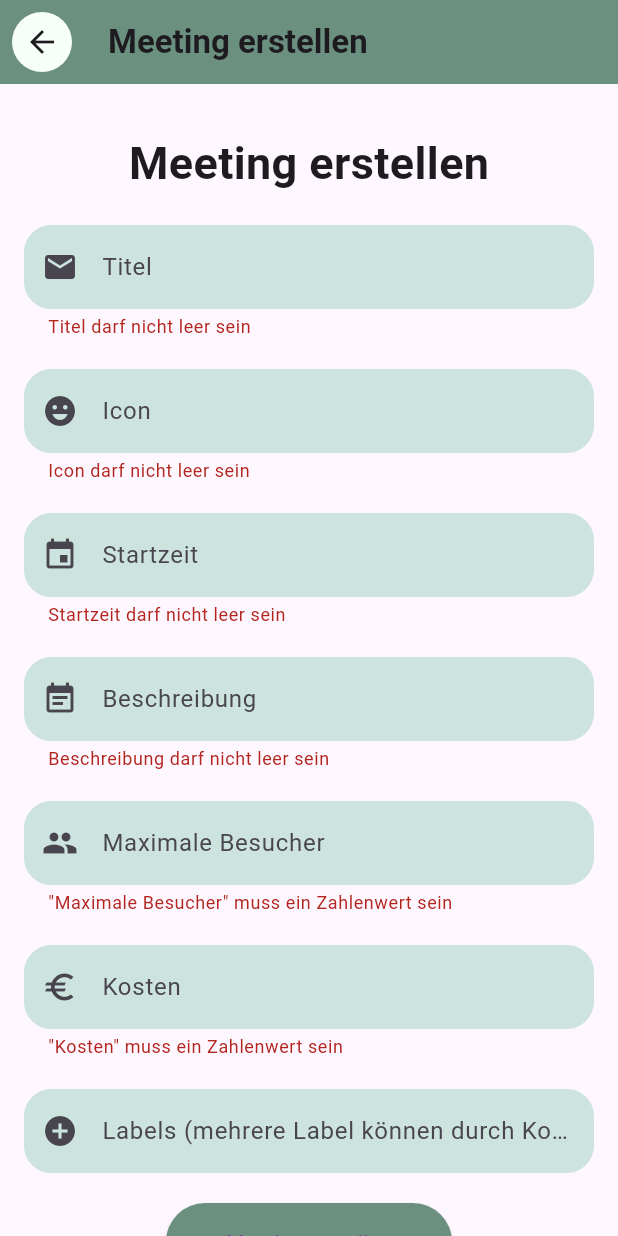
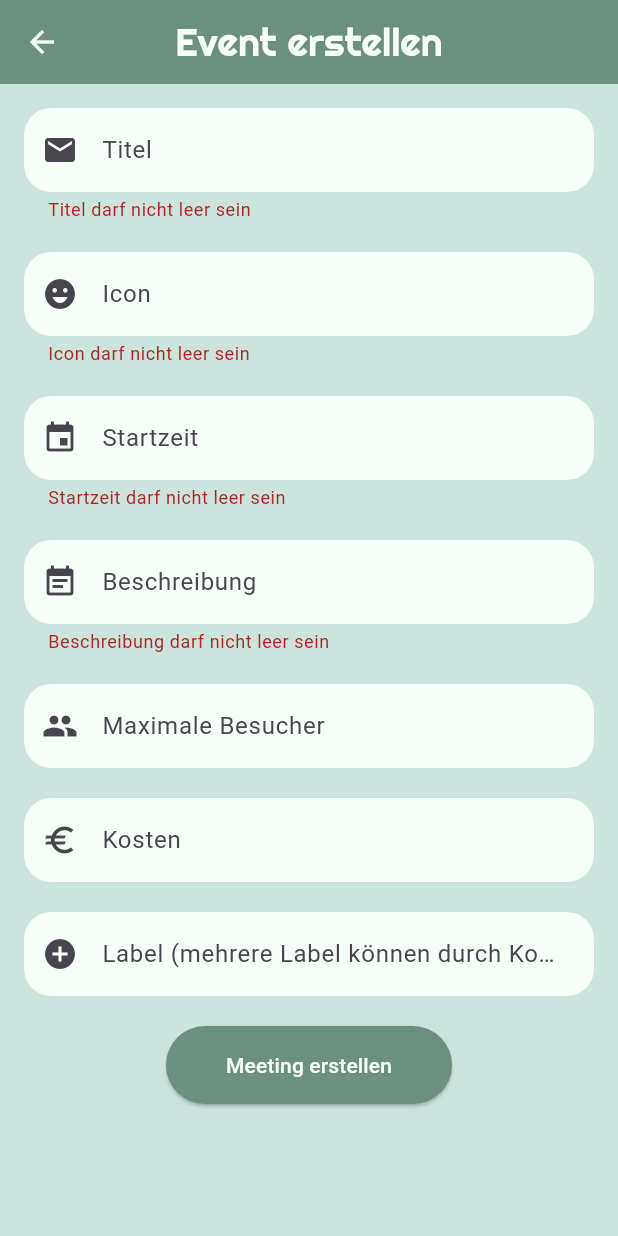
Before and after one commit to mclovin108/mUNIted, a Flutter app: the CreateMeetingPage screen opened by its route, after a tap on "Meeting erstellen", on a phone screen of 412 x 824 dp. Run offline on Flutter 3.47's test engine with Material 3 defaults, Android fonts, the phone set to English and light mode, and no system bars; missing offline and left inert: dart:ffi.

Commit message:
fix: Fix colourscheme

```diff
--- a/frontend/lib/Screens/CreateMeeting/create_meeting.dart
+++ b/frontend/lib/Screens/CreateMeeting/create_meeting.dart
@@ -60,23 +60,18 @@ class _CreateMeetingPageState extends State<CreateMeetingPage> {
   @override
   Widget build(BuildContext context) {
     return Scaffold(
-      appBar: AppBar(
+appBar: AppBar(
         backgroundColor: kPrimaryDarkColor,
         title: const Text(
-          'Meeting erstellen',
+          'Event erstellen',
           style: TextStyle(
-            fontWeight: FontWeight.bold,
+            fontWeight: FontWeight.w500,
+            fontFamily: 'Righteous',
+            fontSize: 26,
           ),
         ),
-        leading: BackButton(
-          style: ButtonStyle(
-            backgroundColor: MaterialStatePropertyAll<Color>(kPrimaryLightColor),
-            alignment: Alignment.topLeft
-            ),
-          onPressed: () {
-            Navigator.pop(context);
-          },
-        ),
+        centerTitle: true,
+        foregroundColor: kPrimaryLightColor,
       ),
       body: SingleChildScrollView(
           child: Padding(
@@ -85,21 +80,6 @@ class _CreateMeetingPageState extends State<CreateMeetingPage> {
           key: _formKey,
           child: Column(
             children: <Widget>[
-              Column(
-                children: <Widget>[
-                  const SizedBox(height: 15.0),
-                  const Text(
-                    "Meeting erstellen",
-                    style: TextStyle(
-                      fontSize: 30,
-                      fontWeight: FontWeight.bold,
-                    ),
-                  ),
-                  const SizedBox(
-                    height: 20,
-                  ),
-                ],
-              ),
               TextFormField(
                 key: Key("title"),
                 keyboardType: TextInputType.text,
@@ -109,7 +89,7 @@ class _CreateMeetingPageState extends State<CreateMeetingPage> {
                     border: OutlineInputBorder(
                         borderRadius: BorderRadius.circular(18),
                         borderSide: BorderSide.none),
-                    fillColor: kPrimaryColor,
+                    fillColor: kPrimaryLightColor,
                     filled: true,
                     prefixIcon: const Icon(Icons.mail)),
                 validator: (value) {
@@ -129,7 +109,7 @@ class _CreateMeetingPageState extends State<CreateMeetingPage> {
                   border: OutlineInputBorder(
                       borderRadius: BorderRadius.circular(18),
                       borderSide: BorderSide.none),
-                  fillColor: kPrimaryColor,
+                  fillColor: kPrimaryLightColor,
                   filled: true,
                   prefixIcon: IconButton(
                     icon: Icon(Icons.emoji_emotions),
@@ -169,7 +149,7 @@ class _CreateMeetingPageState extends State<CreateMeetingPage> {
                         selectedTime.hour,
                         selectedTime.minute,
                       );
-                      _startController.text = DateFormat('dd.MM.yy, HH:mm').format(_startDateTime);
+                     _startController.text = DateFormat('dd.MM.yy, HH:mm').format(_startDateTime);
                     }
                   }
                 },
@@ -182,7 +162,7 @@ class _CreateMeetingPageState extends State<CreateMeetingPage> {
                         border: OutlineInputBorder(
                             borderRadius: BorderRadius.circular(18),
                             borderSide: BorderSide.none),
-                        fillColor: kPrimaryColor,
+                        fillColor: kPrimaryLightColor,
                         filled: true,
                         prefixIcon: const Icon(Icons.event)),
                     validator: (value) {
@@ -204,7 +184,7 @@ class _CreateMeetingPageState extends State<CreateMeetingPage> {
                     border: OutlineInputBorder(
                         borderRadius: BorderRadius.circular(18),
                         borderSide: BorderSide.none),
-                    fillColor: kPrimaryColor,
+                    fillColor: kPrimaryLightColor,
                     filled: true,
                     prefixIcon: const Icon(Icons.event_note)),
                 validator: (value) {
@@ -223,12 +203,12 @@ class _CreateMeetingPageState extends State<CreateMeetingPage> {
                     border: OutlineInputBorder(
                         borderRadius: BorderRadius.circular(18),
                         borderSide: BorderSide.none),
-                    fillColor: kPrimaryColor,
+                    fillColor: kPrimaryLightColor,
                     filled: true,
                     prefixIcon: const Icon(Icons.people)),
                 keyboardType: TextInputType.number,
                 validator: (value) {
-                  if (!RegExp(r'^[0-9]+$').hasMatch(value!)) {
+                  if (!(value == null || value.isEmpty) && !RegExp(r'^[0-9]+$').hasMatch(value!)) {
                     return '"Maximale Besucher" muss ein Zahlenwert sein';
                   }
                   return null;
@@ -243,12 +223,12 @@ class _CreateMeetingPageState extends State<CreateMeetingPage> {
                     border: OutlineInputBorder(
                         borderRadius: BorderRadius.circular(18),
                         borderSide: BorderSide.none),
-                    fillColor: kPrimaryColor,
+                    fillColor: kPrimaryLightColor,
                     filled: true,
                     prefixIcon: const Icon(Icons.euro)),
                 keyboardType: TextInputType.number,
                 validator: (value) {
-                  if (!RegExp(r'^[0-9]+$').hasMatch(value!)) {
+                  if (!(value == null || value.isEmpty) && !RegExp(r'^[0-9]+$').hasMatch(value!)) {
                     return '"Kosten" muss ein Zahlenwert sein';
                   }
                   return null;
@@ -259,11 +239,11 @@ class _CreateMeetingPageState extends State<CreateMeetingPage> {
                 key: Key("labels"),
                 controller: _labelsController,
                 decoration: InputDecoration(
-                    hintText: "Labels (mehrere Label können durch Komma separiert werden)",
+                    hintText: "Label (mehrere Label können durch Komma separiert werden)",
                     border: OutlineInputBorder(
                         borderRadius: BorderRadius.circular(18),
                         borderSide: BorderSide.none),
-                    fillColor: kPrimaryColor,
+                    fillColor: kPrimaryLightColor,
                     filled: true,
                     prefixIcon: const Icon(Icons.add_circle)),
               ),
@@ -275,7 +255,10 @@ class _CreateMeetingPageState extends State<CreateMeetingPage> {
                     createMeeting();
                   }
                 },
-                child: Text('Meeting erstellen'),
+                child: Text('Meeting erstellen',
+                style: TextStyle(
+                  color: kPrimaryLightColor,
+                ),),
                 style: ElevatedButton.styleFrom(
                   shape: const StadiumBorder(),
                   padding:
@@ -287,6 +270,7 @@ class _CreateMeetingPageState extends State<CreateMeetingPage> {
           ),
         ),
       )),
+      backgroundColor: kPrimaryColor,
     );
   }
 
@@ -301,7 +285,7 @@ class _CreateMeetingPageState extends State<CreateMeetingPage> {
               http.Client(),
               _titleController.text,
               _iconController.text,
-              DateTime.parse(_startController.text),
+              DateTime.parse(_startDateTime.toString()),
               _descriptionController.text,
               int.tryParse(_maxVisitorsController.text),
               double.tryParse(_costsController.text),
--- a/frontend/lib/Screens/Dashboard/dashboard.dart
+++ b/frontend/lib/Screens/Dashboard/dashboard.dart
@@ -106,8 +106,7 @@ class VerticalCardList extends StatelessWidget {
       itemBuilder: (context, index) {
         return GestureDetector(
           onTap: () {
-            Navigator.pushNamed(context, '/detail'
-            , arguments: events[index]);
+            Navigator.pushNamed(context, 'detail', arguments: events[index]);
           },
           child: VerticalCard(event: events[index]),
         );
--- a/frontend/lib/Screens/Detail/detail_screen.dart
+++ b/frontend/lib/Screens/Detail/detail_screen.dart
@@ -13,7 +13,7 @@ class Detail extends StatefulWidget {
   final http.Client client;
   Meeting meeting;
 
-  Detail(this.backend, this.client, this.meeting);
+  Detail(this.backend, this.client, {required this.meeting});
 
   @override
   _DetailPageState createState() => _DetailPageState();
@@ -43,18 +43,24 @@ class _DetailPageState extends State<Detail> {
     }
 
     return Scaffold(
-appBar: AppBar(
+      appBar: AppBar(
         leading: BackButton(
+          style: ButtonStyle(
+            backgroundColor: MaterialStatePropertyAll<Color>(kPrimaryLightColor),
+            alignment: Alignment.topLeft
+            ),
           onPressed: () {
             Navigator.pop(context);
           },
         ),
-        title: Text(
+        backgroundColor: kPrimaryDarkColor,
+        title: const Text(
           'Details',
           style: TextStyle(
             fontWeight: FontWeight.w500,
           ),
         ),
+        foregroundColor: kPrimaryLightColor,
       ),
       backgroundColor: kPrimaryColor,
       body: SingleChildScrollView(
--- a/frontend/lib/Screens/Signup/signup_screen.dart
+++ b/frontend/lib/Screens/Signup/signup_screen.dart
@@ -126,7 +126,7 @@ class _SignupPageState extends State<SignupPage> {
                               filled: true,
                               prefixIcon: const Icon(Icons.mail)),
                           validator: (text) {
-                            if (text == null || text.isEmpty || !text.contains('@')) {
+                            if (text == null || text.isEmpty || !text.contains('@') || !text.contains('.')) {
                               return 'Error: Bitte korrekte E-Mail angeben';
                             }
                             return null;
--- a/frontend/lib/main.dart
+++ b/frontend/lib/main.dart
@@ -6,6 +6,7 @@ import 'package:munited/Screens/CreateMeeting/create_meeting.dart';
 import 'package:munited/Screens/Dashboard/dashboard.dart';
 import 'package:munited/Screens/Detail/detail_screen.dart';
 import 'package:munited/Screens/Login/login_screen.dart';
+import 'package:munited/model/meeting.dart';
 import 'Screens/Signup/signup_screen.dart';
 import 'package:provider/provider.dart';
 import 'package:munited/model/user_provider.dart';
@@ -33,6 +34,7 @@ class MyApp extends StatelessWidget {
           '/dash': (context) => Dashboard(Backend(), http.Client()),
           '/login': (context) => LoginPage(Backend(), http.Client()),
           '/create': (context) => CreateMeetingPage(Backend(), http.Client()),
+          '/detail': (context) => Detail(Backend(), http.Client(), meeting: ModalRoute.of(context)!.settings.arguments as Meeting),
         },
       ),
     );
```
